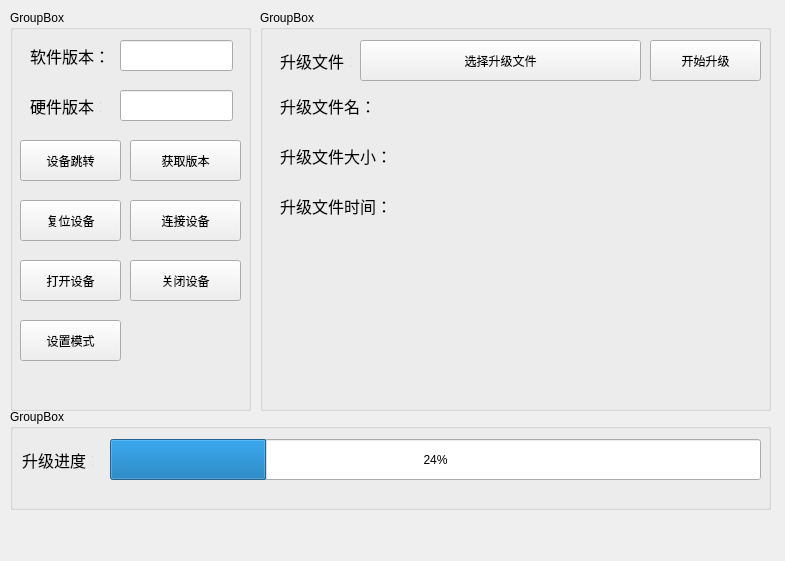
Qt form SoftWare/PCTool/AdvancedClock/OTA.ui (ZhangYiXiSucceed/Advanced-Clock) before a commit.
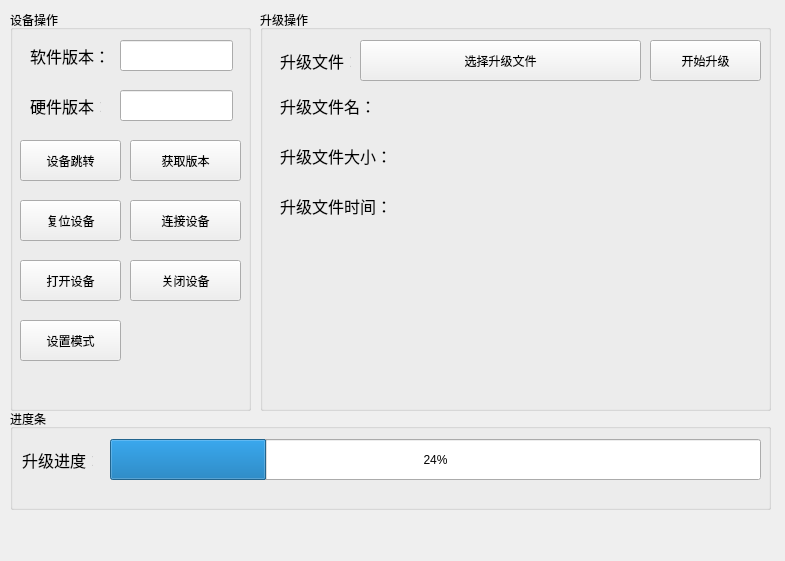
The same form after that commit.

Commit message: update OTA widget

```diff
--- a/SoftWare/PCTool/AdvancedClock/OTA.ui
+++ b/SoftWare/PCTool/AdvancedClock/OTA.ui
@@ -23,7 +23,7 @@
     </rect>
    </property>
    <property name="title">
-    <string>GroupBox</string>
+    <string>设备操作</string>
    </property>
    <widget class="QLineEdit" name="SoftwareVersion">
     <property name="geometry">
@@ -189,7 +189,7 @@
     </rect>
    </property>
    <property name="title">
-    <string>GroupBox</string>
+    <string>进度条</string>
    </property>
    <widget class="QProgressBar" name="UpgradProgressBar">
     <property name="geometry">
@@ -251,7 +251,7 @@
     </rect>
    </property>
    <property name="title">
-    <string>GroupBox</string>
+    <string>升级操作</string>
    </property>
    <widget class="QLabel" name="FileLable">
     <property name="geometry">
```
Left out of the diff: 6 changed lines with no effect on the pictures. The commit also changes 1 other file.
